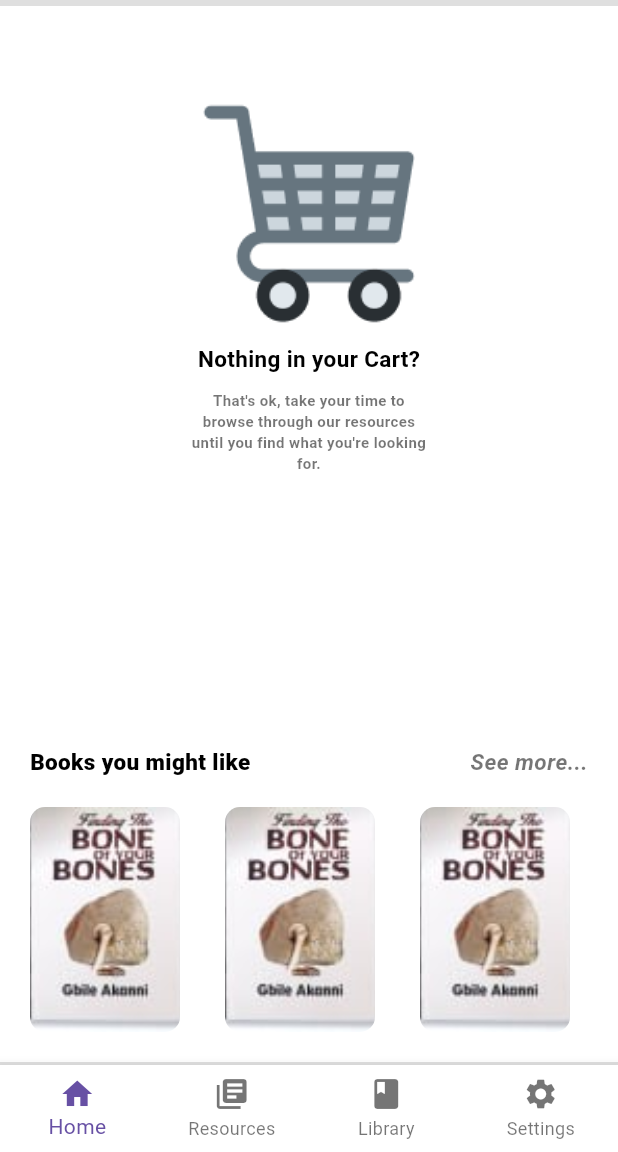
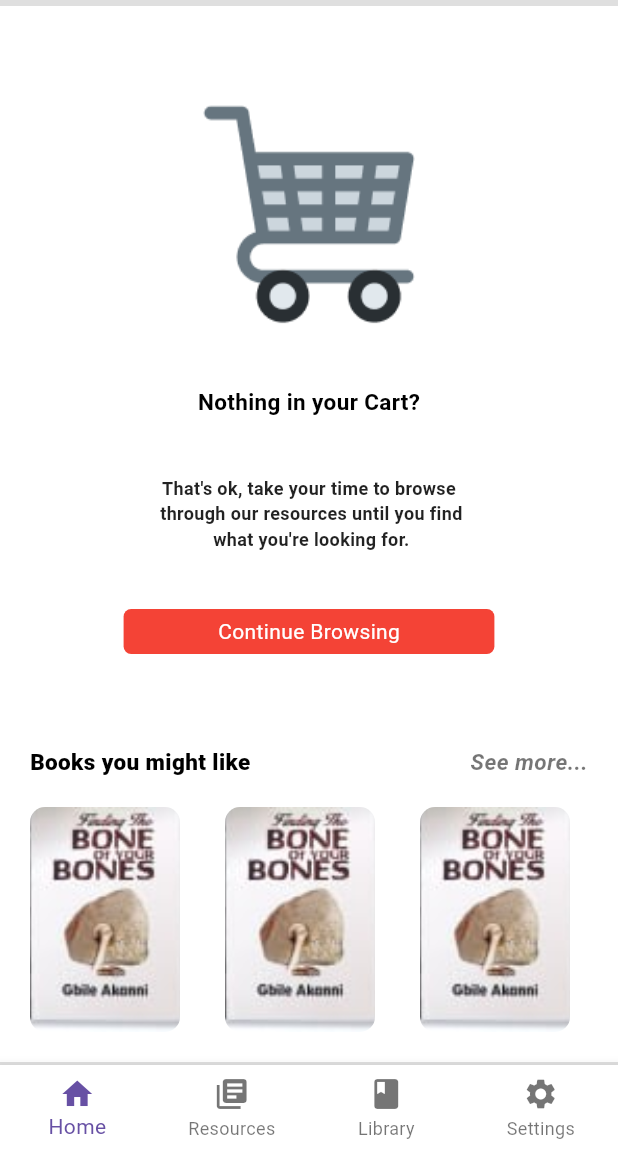
Before and after one commit to priceproject/price_app, a Flutter app: the CartZero screen opened by its route, on a phone screen of 412 x 824 dp, the part 84-1236 px from its top. Run offline on Flutter 3.47's test engine with Material 3 defaults, Android fonts, the phone set to English and light mode, and no system bars; our stand-ins replace flutter_screenutil.

Commit message:
Cart screen responsive

```diff
--- a/lib/features/cart/cart_zero_page.dart
+++ b/lib/features/cart/cart_zero_page.dart
@@ -7,7 +7,8 @@ class CartZero extends StatelessWidget {
   Widget build(BuildContext context) {
     double sw = MediaQuery.of(context).size.width;
     double sh = MediaQuery.of(context).size.height;
-    return Scaffold(
+    return Expanded(
+      child: Scaffold(
         backgroundColor: Color(0xFFDFDFDF),
         appBar: AppBar(
           leading: GestureDetector(
@@ -31,28 +32,30 @@ class CartZero extends StatelessWidget {
               children: [
                 Container(
                   alignment: Alignment.topCenter,
-                width: sw*0.4,
-                height: sh*0.4,
+                  width: sw*0.6,
+                  height: sh*0.5,
                   child: Column(mainAxisAlignment: MainAxisAlignment.center,
                     children: [
+                      Spacer(),
                       Image.asset('images/Cart Images/zero cart.png',),
-                    SizedBox(height: 10,),
+                      Spacer(),
                       Text('Nothing in your Cart?',
                         style: TextStyle(
                             fontSize: 15,
                             color: Colors.black,
                             fontWeight: FontWeight.bold
                         ),),
-                    SizedBox(height: 10,),
-                    Text('That\'s ok, take your time to browse through our resources until you find what you\'re looking for.',
+                      Spacer(),
+                      Text('That\'s ok, take your time to browse\n through our resources until you find\n what you\'re looking for.',
                       style: TextStyle(
-                      fontSize: 10,
-                      color: Colors.black54,
+                        fontSize: 12,
+                        color: Colors.black87,
                         fontWeight: FontWeight.bold,
                       ),
                         textAlign: TextAlign.center,
                       ),
-
+                      Spacer(),
+                      CustommCartButton(buttonText: 'Continue Browsing', onPressed: (){})
                     ],
                   ),
                 ),
@@ -70,6 +73,7 @@ class CartZero extends StatelessWidget {
           )
         ),
         bottomNavigationBar: CustomBottomNavigationBar(currentIndex: 0, onTap: (int ) {  },)
+      ),
     );
   }
 }
--- /dev/null
+++ b/lib/features/components/custom_cart_button.dart
@@ -0,0 +1,32 @@
+import "dart:ui";
+import "package:price_app/features/utils/exports.dart";
+
+class CustommCartButton extends StatelessWidget {
+  final String buttonText;
+  final VoidCallback onPressed;
+
+  CustommCartButton({required this.buttonText, required this.onPressed});
+
+  @override
+  Widget build(BuildContext context) {
+    return GestureDetector(
+      onTap: onPressed,
+      child: Container(
+        decoration: BoxDecoration(
+          borderRadius: BorderRadius.circular(5),
+          color: Colors.red,
+        ),
+        alignment: Alignment.center,
+        width: double.infinity,
+        height: 30,
+        child: Expanded(
+          child: Text(buttonText,
+            style: TextStyle(
+              color: Colors.white,
+            ),
+          ),
+        ),
+      ),
+    );
+  }
+}
--- a/lib/features/utils/exports.dart
+++ b/lib/features/utils/exports.dart
@@ -29,3 +29,4 @@ export 'package:price_app/features/components/book_scroll_title.dart';
 export 'package:price_app/features/components/custom_bottom_nav.dart';
 export 'package:price_app/features/components/cart_horizontal_scroll view.dart';
 export 'package:price_app/features/cart/cart_zero_page.dart';
+export 'package:price_app/features/components/custom_cart_button.dart';
```
Lines whose indentation alone changed are shown as unchanged.
